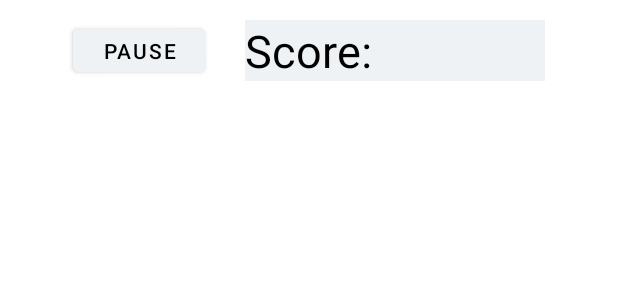
After one commit to gianmartind/PianoTiles, an Android app: the layout fragment_main.xml on its own in the app's theme, with its tools: preview values and no code run, on a phone screen of 412 x 824 dp. The commit adds this screen. Shown: the top 300 px of the screen. Run offline under Robolectric (Android 15) with nearby library versions, the phone set to English and light mode, and no system bars.

Commit message:
fragment main

```diff
--- a/app/src/main/java/com/example/pianotiles/MainActivity.java
+++ b/app/src/main/java/com/example/pianotiles/MainActivity.java
@@ -10,6 +10,5 @@ public class MainActivity extends AppCompatActivity {
     protected void onCreate(Bundle savedInstanceState) {
         super.onCreate(savedInstanceState);
         setContentView(R.layout.activity_main);
-        //nnnn
     }
 }
--- /dev/null
+++ b/app/src/main/res/layout/fragment_main.xml
@@ -0,0 +1,60 @@
+<?xml version="1.0" encoding="utf-8"?>
+<RelativeLayout
+    xmlns:android="http://schemas.android.com/apk/res/android"
+    android:layout_width="match_parent"
+    android:layout_height="match_parent">
+
+    <LinearLayout
+        android:layout_width="match_parent"
+        android:layout_height="wrap_content"
+        android:gravity="center">
+
+        <Button
+            android:layout_width="wrap_content"
+            android:layout_height="match_parent"
+            android:backgroundTint="@color/lightBlue"
+            android:layout_margin="20px"
+            android:textColor="@color/black"
+            android:text="@string/pause"/>
+
+        <TextView
+            android:layout_width="200dp"
+            android:layout_height="wrap_content"
+            android:background="@color/lightBlue"
+            android:text="@string/default_score"
+            android:textColor="@color/black"
+            android:textSize="30sp"
+            android:layout_margin="20px"/>
+
+    </LinearLayout>
+
+    <LinearLayout
+        android:layout_width="match_parent"
+        android:layout_height="match_parent">
+
+        <ImageView
+            android:id="@+id/ivCanvas1"
+            android:layout_width="wrap_content"
+            android:layout_height="match_parent"
+            android:layout_weight="1" />
+
+        <ImageView
+            android:layout_width="wrap_content"
+            android:layout_height="match_parent"
+            android:layout_weight="1"
+            android:id="@+id/ivCanvas2"/>
+
+        <ImageView
+            android:layout_width="wrap_content"
+            android:layout_height="match_parent"
+            android:layout_weight="1"
+            android:id="@+id/ivCanvas3"/>
+
+        <ImageView
+            android:layout_width="wrap_content"
+            android:layout_height="match_parent"
+            android:layout_weight="1"
+            android:id="@+id/ivCanvas4"/>
+
+    </LinearLayout>
+</RelativeLayout>
--- a/app/src/main/res/values/colors.xml
+++ b/app/src/main/res/values/colors.xml
@@ -7,4 +7,5 @@
     <color name="teal_700">#FF018786</color>
     <color name="black">#FF000000</color>
     <color name="white">#FFFFFFFF</color>
+    <color name="lightBlue">#EEF2F5</color>
 </resources>
--- a/app/src/main/res/values/strings.xml
+++ b/app/src/main/res/values/strings.xml
@@ -2,4 +2,6 @@
     <string name="app_name">Piano Tiles</string>
     <string name="fragment_home">Piano Tiles</string>
     <string name="btn_home">Start</string>
+    <string name="pause">PAUSE</string>
+    <string name="default_score">Score: </string>
 </resources>
```
